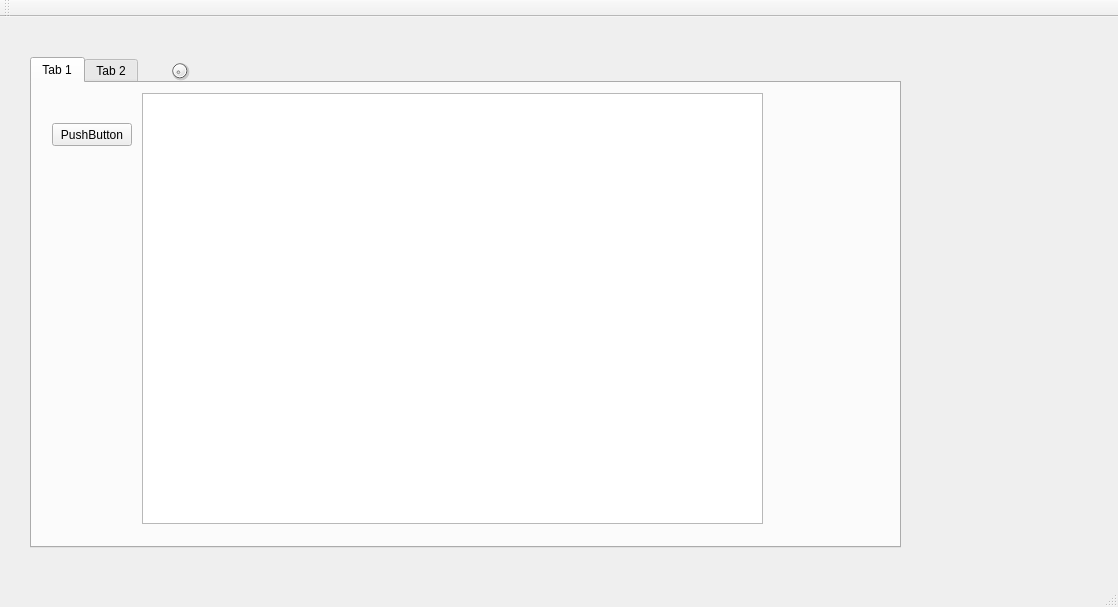
This is mainwindow.ui in AnthonyChiavelli/GitVisualizationTool as Qt 5 draws it before an edit. The edited form follows.
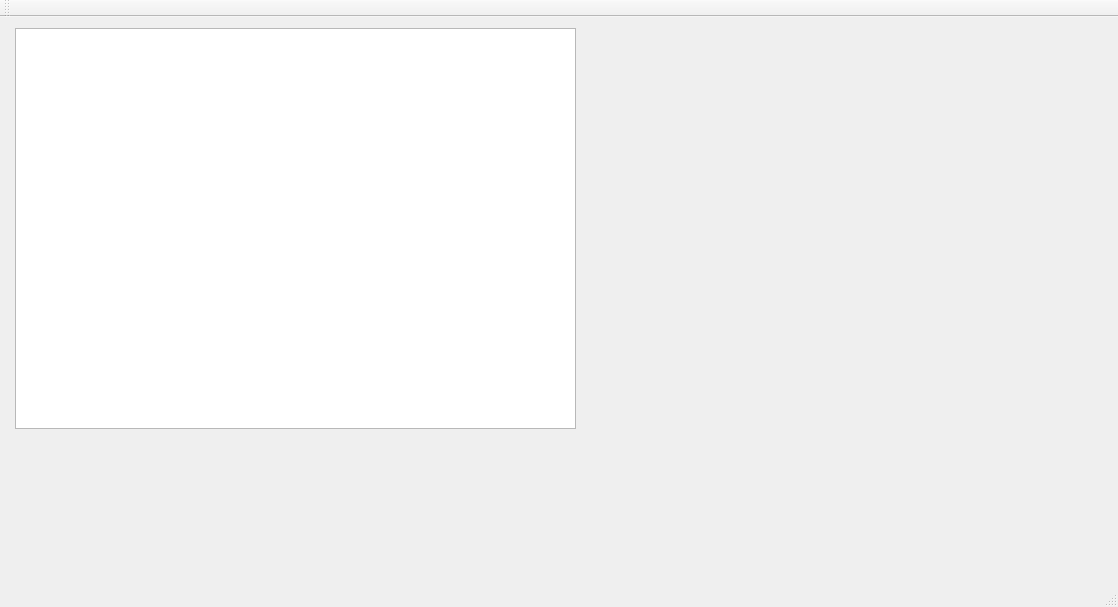
This is the edited form.

Commit message: QGraphicsScene subclass working

```diff
--- a/mainwindow.ui
+++ b/mainwindow.ui
@@ -14,88 +14,13 @@
    <string>MainWindow</string>
   </property>
   <widget class="QWidget" name="centralWidget">
-   <widget class="QPushButton" name="pushButton">
+   <widget class="QGraphicsView" name="graphicsView">
     <property name="geometry">
      <rect>
-      <x>100</x>
-      <y>110</y>
-      <width>80</width>
-      <height>23</height>
-     </rect>
-    </property>
-    <property name="text">
-     <string>PushButton</string>
-    </property>
-   </widget>
-   <widget class="QTabWidget" name="tabWidget">
-    <property name="geometry">
-     <rect>
-      <x>30</x>
-      <y>40</y>
-      <width>871</width>
-      <height>491</height>
-     </rect>
-    </property>
-    <property name="currentIndex">
-     <number>0</number>
-    </property>
-    <widget class="QWidget" name="tab">
-     <attribute name="title">
-      <string>Tab 1</string>
-     </attribute>
-     <widget class="QGraphicsView" name="Canvas">
-      <property name="geometry">
-       <rect>
-        <x>110</x>
-        <y>10</y>
-        <width>621</width>
-        <height>431</height>
-       </rect>
-      </property>
-      <property name="minimumSize">
-       <size>
-        <width>200</width>
-        <height>200</height>
-       </size>
-      </property>
-     </widget>
-     <widget class="QPushButton" name="pushButton_2">
-      <property name="geometry">
-       <rect>
-        <x>20</x>
-        <y>40</y>
-        <width>80</width>
-        <height>23</height>
-       </rect>
-      </property>
-      <property name="text">
-       <string>PushButton</string>
-      </property>
-     </widget>
-    </widget>
-    <widget class="QWidget" name="tab_2">
-     <attribute name="title">
-      <string>Tab 2</string>
-     </attribute>
-     <widget class="QDoubleSpinBox" name="doubleSpinBox">
-      <property name="geometry">
-       <rect>
-        <x>280</x>
-        <y>180</y>
-        <width>471</width>
-        <height>191</height>
-       </rect>
-      </property>
-     </widget>
-    </widget>
-   </widget>
-   <widget class="QDial" name="dial">
-    <property name="geometry">
-     <rect>
-      <x>169</x>
-      <y>43</y>
-      <width>21</width>
-      <height>21</height>
+      <x>15</x>
+      <y>11</y>
+      <width>561</width>
+      <height>401</height>
      </rect>
     </property>
    </widget>
```
The commit also changes 11 other files.
